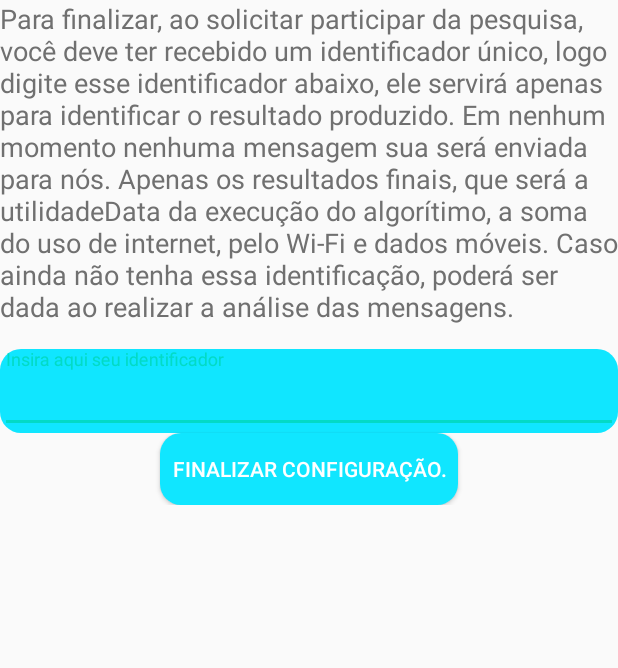
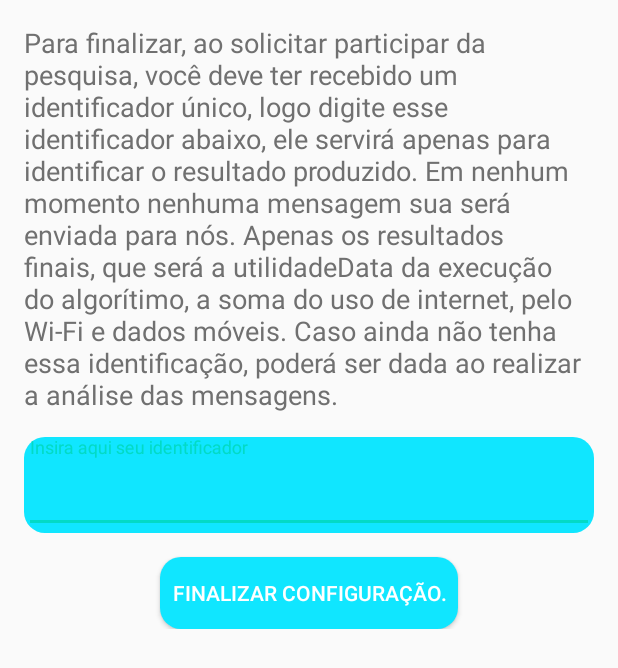
Before and after one commit to jeffersoncsilva/uni_sentiment, an Android app: the layout fragment_finalisa_e_configura_identificacao.xml on its own in the app's theme, with its tools: preview values and no code run, on a phone screen of 412 x 824 dp. Shown: the top 668 px of the screen. Run offline under Robolectric (Android 15) with nearby library versions, the phone set to English and light mode, and no system bars.

Commit message:
Convertido ultimo fragment para kotlin.

```diff
--- a/app/src/main/java/com/projetos/redes/adapters/TutorialPagerAdapter.java
+++ b/app/src/main/java/com/projetos/redes/adapters/TutorialPagerAdapter.java
@@ -5,9 +5,9 @@ import androidx.fragment.app.Fragment;
 import androidx.fragment.app.FragmentManager;
 import androidx.fragment.app.FragmentPagerAdapter;
 
-import com.projetos.redes.fragments.tutoriais.FinalisaEConfiguraIdentificacaoFragment;
 import com.projetos.redes.ui.fragments.ConfiguraDiasParaAnaliseFragment;
 import com.projetos.redes.ui.fragments.ExplicaAutorizacoesFragment;
+import com.projetos.redes.ui.fragments.FinalizaTutorialFragment;
 import com.projetos.redes.ui.fragments.IntroducaoFragment;
 import com.projetos.redes.ui.fragments.SalvaTempoCapturaDadosRedeFragment;
 import com.projetos.redes.ui.fragments.TutorialComoUsarFragment;
@@ -33,7 +33,7 @@ public class TutorialPagerAdapter extends FragmentPagerAdapter {
             case 4:
                 return new ConfiguraDiasParaAnaliseFragment();
             case 5:
-                return new FinalisaEConfiguraIdentificacaoFragment();
+                return new FinalizaTutorialFragment();
             default:
                 return null;
         }
--- a/app/src/main/java/com/projetos/redes/ui/fragments/ConfiguraDiasParaAnaliseFragment.kt
+++ b/app/src/main/java/com/projetos/redes/ui/fragments/ConfiguraDiasParaAnaliseFragment.kt
@@ -10,7 +10,7 @@ import androidx.fragment.app.Fragment
 import androidx.fragment.app.viewModels
 import com.projetos.redes.R
 import com.projetos.redes.databinding.FragmentTempoMinimoExecucaoBinding
-import com.projetos.redes.ui.viewmodels.ConfiguraDiasParaAnaliseViewModel
+import com.projetos.redes.ui.viewmodels.fragments.ConfiguraDiasParaAnaliseViewModel
 import dagger.hilt.android.AndroidEntryPoint
 
 @AndroidEntryPoint
--- a/app/src/main/java/com/projetos/redes/ui/fragments/SalvaTempoCapturaDadosRedeFragment.kt
+++ b/app/src/main/java/com/projetos/redes/ui/fragments/SalvaTempoCapturaDadosRedeFragment.kt
@@ -5,14 +5,13 @@ import android.view.LayoutInflater
 import android.view.View
 import android.view.ViewGroup
 import android.widget.RadioButton
-import android.widget.RadioGroup
 import android.widget.RadioGroup.*
 import androidx.fragment.app.Fragment
 import androidx.fragment.app.viewModels
 import androidx.lifecycle.lifecycleScope
 import com.projetos.redes.R
 import com.projetos.redes.databinding.FragmentTempoCapturaDadosRedeBinding
-import com.projetos.redes.ui.viewmodels.SalvaTempoCapturaDadosViewModel
+import com.projetos.redes.ui.viewmodels.fragments.SalvaTempoCapturaDadosViewModel
 import dagger.hilt.android.AndroidEntryPoint
 import kotlinx.coroutines.launch
 
--- a/app/src/main/java/com/projetos/redes/ui/fragments/UIConstants.kt
+++ b/app/src/main/java/com/projetos/redes/ui/fragments/UIConstants.kt
@@ -1,5 +1,8 @@
 package com.projetos.redes.ui.fragments
 
+import androidx.datastore.preferences.core.booleanPreferencesKey
 import androidx.datastore.preferences.core.stringPreferencesKey
 
 val DIAS_PARA_ANALISAR = stringPreferencesKey("DAPA ")
+val ID_USUARIO = stringPreferencesKey("id_usuario")
+val TUTORIAL_JA_VISTO  = booleanPreferencesKey("tutorial_ja_foi_visto")
--- a/app/src/main/java/com/projetos/redes/ui/viewmodels/ConfiguraDiasParaAnaliseViewModel.kt
+++ b/app/src/main/java/com/projetos/redes/ui/viewmodels/fragments/ConfiguraDiasParaAnaliseViewModel.kt
@@ -1,4 +1,4 @@
-package com.projetos.redes.ui.viewmodels
+package com.projetos.redes.ui.viewmodels.fragments
 
 import android.content.Context
 import androidx.datastore.preferences.core.edit
--- a/app/src/main/java/com/projetos/redes/ui/viewmodels/SalvaTempoCapturaDadosViewModel.kt
+++ b/app/src/main/java/com/projetos/redes/ui/viewmodels/fragments/SalvaTempoCapturaDadosViewModel.kt
@@ -1,4 +1,4 @@
-package com.projetos.redes.ui.viewmodels
+package com.projetos.redes.ui.viewmodels.fragments
 
 import android.content.Context
 import androidx.datastore.preferences.core.edit
--- a/app/src/main/res/layout/fragment_finalisa_e_configura_identificacao.xml
+++ b/app/src/main/res/layout/fragment_finalisa_e_configura_identificacao.xml
@@ -15,6 +15,9 @@
         android:id="@+id/tituloPagina"
         android:layout_width="0dp"
         android:layout_height="wrap_content"
+        android:layout_marginStart="16dp"
+        android:layout_marginTop="16dp"
+        android:layout_marginEnd="16dp"
         android:text="@string/tx_identificador_usuario"
         android:textColor="@color/textColor"
         android:textSize="@dimen/tamanhoPadraoTexto"
@@ -23,28 +26,30 @@
         app:layout_constraintTop_toTopOf="parent" />
 
     <com.google.android.material.textfield.TextInputLayout
-        android:id="@+id/textInputLayout"
+        android:id="@+id/tilIdUsuario"
         style="@style/inputstyle"
         android:layout_width="0dp"
-        android:layout_height="wrap_content"
+        android:layout_height="@dimen/default_height_text_input_layout"
+        android:layout_marginStart="16dp"
         android:layout_marginTop="16dp"
+        android:layout_marginEnd="16dp"
         android:background="@drawable/botao_padrao"
         app:layout_constraintEnd_toEndOf="parent"
         app:layout_constraintStart_toStartOf="parent"
         app:layout_constraintTop_toBottomOf="@+id/tituloPagina">
 
         <com.google.android.material.textfield.TextInputEditText
+            android:id="@+id/edtIdUsuario"
             android:layout_width="match_parent"
-            android:layout_height="wrap_content"
-            android:textColor="@android:color/white"
-            tools:layout_editor_absoluteX="-1dp"
-            tools:layout_editor_absoluteY="336dp" />
+            android:layout_height="match_parent"
+            android:textColor="@android:color/white" />
     </com.google.android.material.textfield.TextInputLayout>
 
     <Button
         android:id="@+id/btFinaliza"
         android:layout_width="wrap_content"
         android:layout_height="wrap_content"
+        android:layout_marginTop="16dp"
         android:background="@drawable/botao_padrao"
         android:padding="@dimen/medium_margin"
         android:text="@string/btFinalizarConfiguracao"
@@ -52,7 +57,7 @@
         app:layout_constraintBottom_toBottomOf="parent"
         app:layout_constraintEnd_toEndOf="parent"
         app:layout_constraintStart_toStartOf="parent"
-        app:layout_constraintTop_toBottomOf="@+id/textInputLayout" />
+        app:layout_constraintTop_toBottomOf="@+id/tilIdUsuario" />
 
 </androidx.constraintlayout.widget.ConstraintLayout>
 </ScrollView>
--- a/app/src/main/res/values/dimens.xml
+++ b/app/src/main/res/values/dimens.xml
@@ -38,4 +38,5 @@
     <dimen name="tamanhoPadraoTitulo">26sp</dimen>
     <dimen name="tamanhoTextoTutorial">16sp</dimen>
     <dimen name="tamanhoTituloTutorial">20sp</dimen>
+    <dimen name="default_height_text_input_layout">64dp</dimen>
 </resources>
```
Also changed, not shown: app/src/main/java/com/projetos/redes/fragments/tutoriais/FinalisaEConfiguraIdentificacaoFragment.java (deleted, +0 -41 lines), app/src/main/java/com/projetos/redes/ui/fragments/FinalizaTutorialFragment.kt (added, +39 -0 lines), app/src/main/java/com/projetos/redes/ui/viewmodels/fragments/FinalizaTutorialFragmentViewModel.kt (added, +23 -0 lines).
